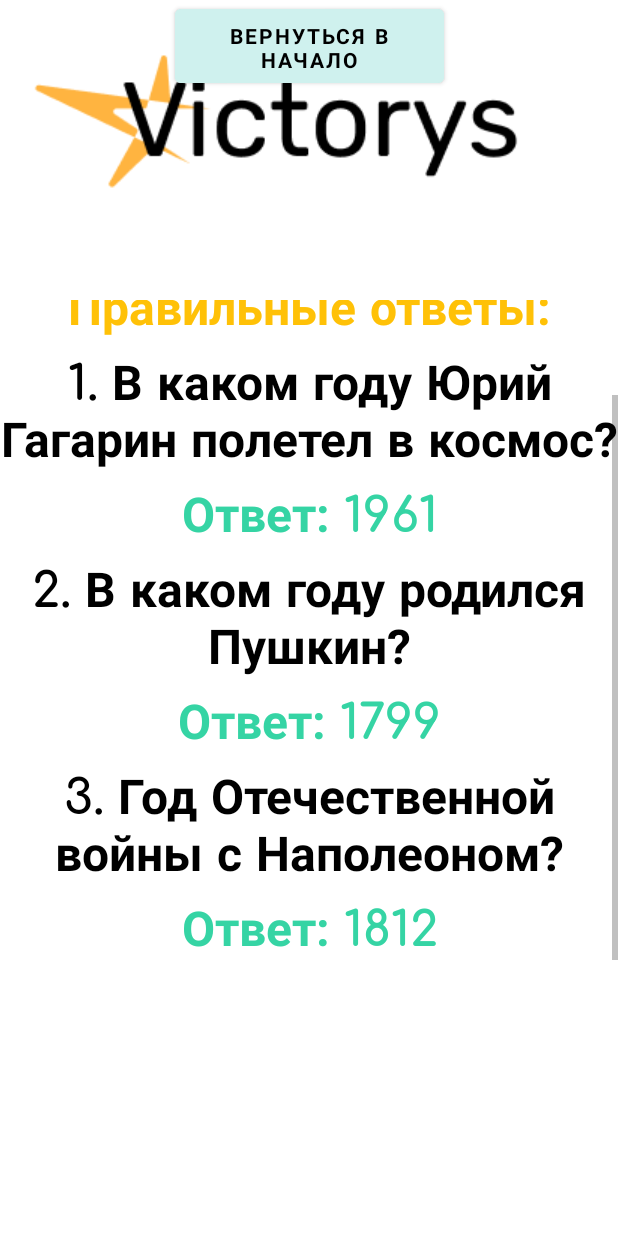
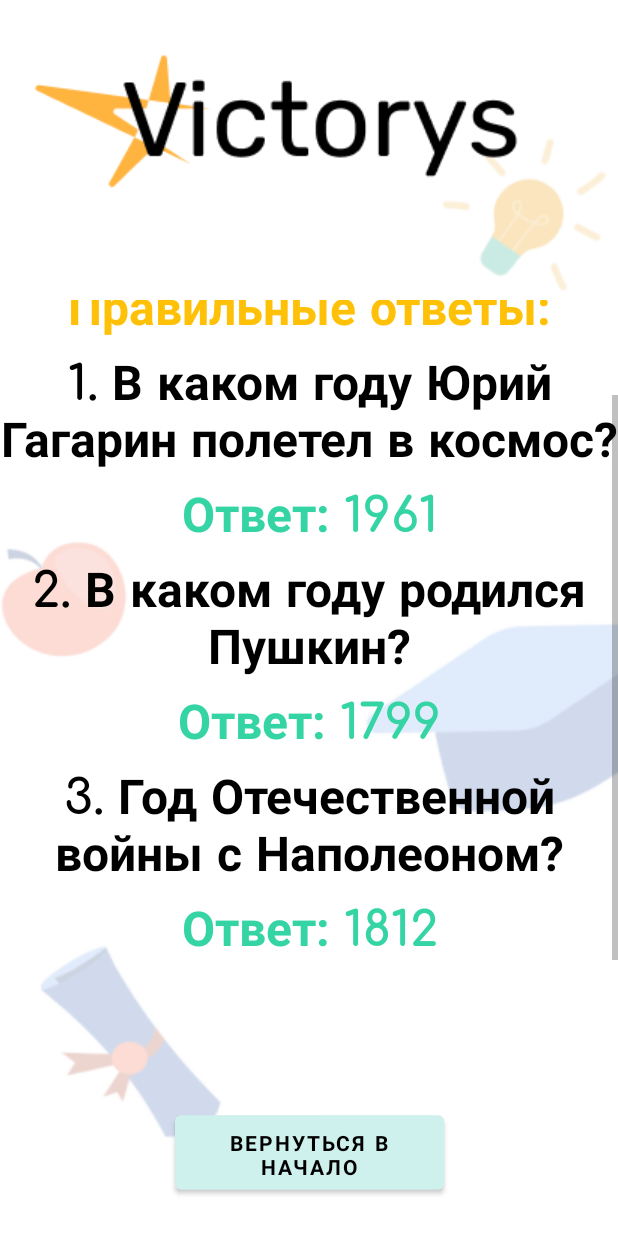
Before and after one commit to dilfd2367/Victoris_app, an Android app: the Nextmove2 screen opened directly, with no data from a screen before it, scrolled down 74 dp, on a phone screen of 412 x 824 dp. Run offline under Robolectric (Android 15) with nearby library versions, the phone set to English and light mode, and no system bars; Roboto replaces fonts that are not available here.

Commit message:
22.04.2023

```diff
--- a/app/src/main/res/layout/nextmove2.xml
+++ b/app/src/main/res/layout/nextmove2.xml
@@ -5,6 +5,15 @@
     android:layout_width="match_parent"
     android:layout_height="match_parent"
     android:background="@color/white">
+    <ImageView
+        android:id="@+id/imageView7"
+        android:layout_width="431dp"
+        android:layout_height="737dp"
+        app:layout_constraintBottom_toBottomOf="parent"
+        app:layout_constraintEnd_toEndOf="parent"
+        app:layout_constraintStart_toStartOf="parent"
+        app:layout_constraintTop_toTopOf="parent"
+        app:srcCompat="@drawable/victorys_main" />
 
     <Button
         android:id="@+id/go_back"
@@ -14,9 +23,10 @@
         android:fontFamily="@font/comfortaa_bold"
         android:text="Вернуться в начало"
         android:textColor="#000000"
+        android:translationY="-25dp"
+        app:layout_constraintBottom_toBottomOf="parent"
         app:layout_constraintEnd_toEndOf="parent"
-        app:layout_constraintStart_toStartOf="parent"
-        tools:layout_editor_absoluteY="648dp" />
+        app:layout_constraintStart_toStartOf="parent" />
 
     <ImageView
         android:id="@+id/imageView8"
```
